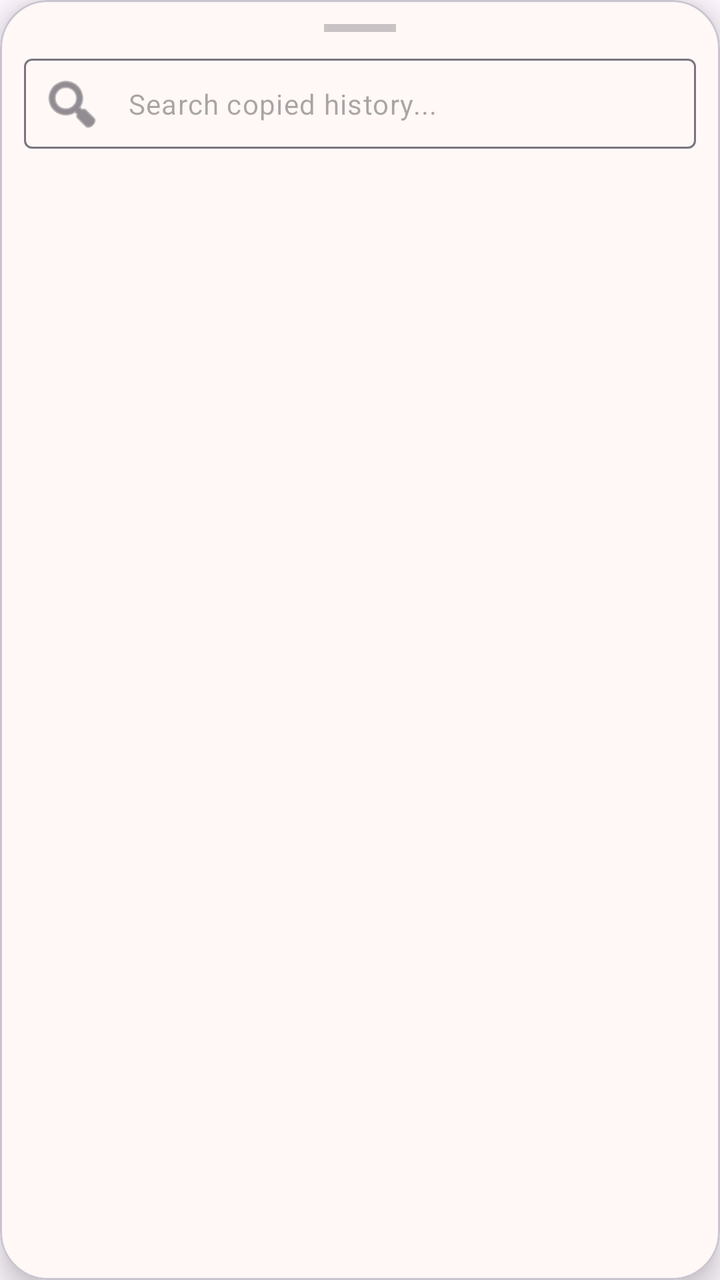
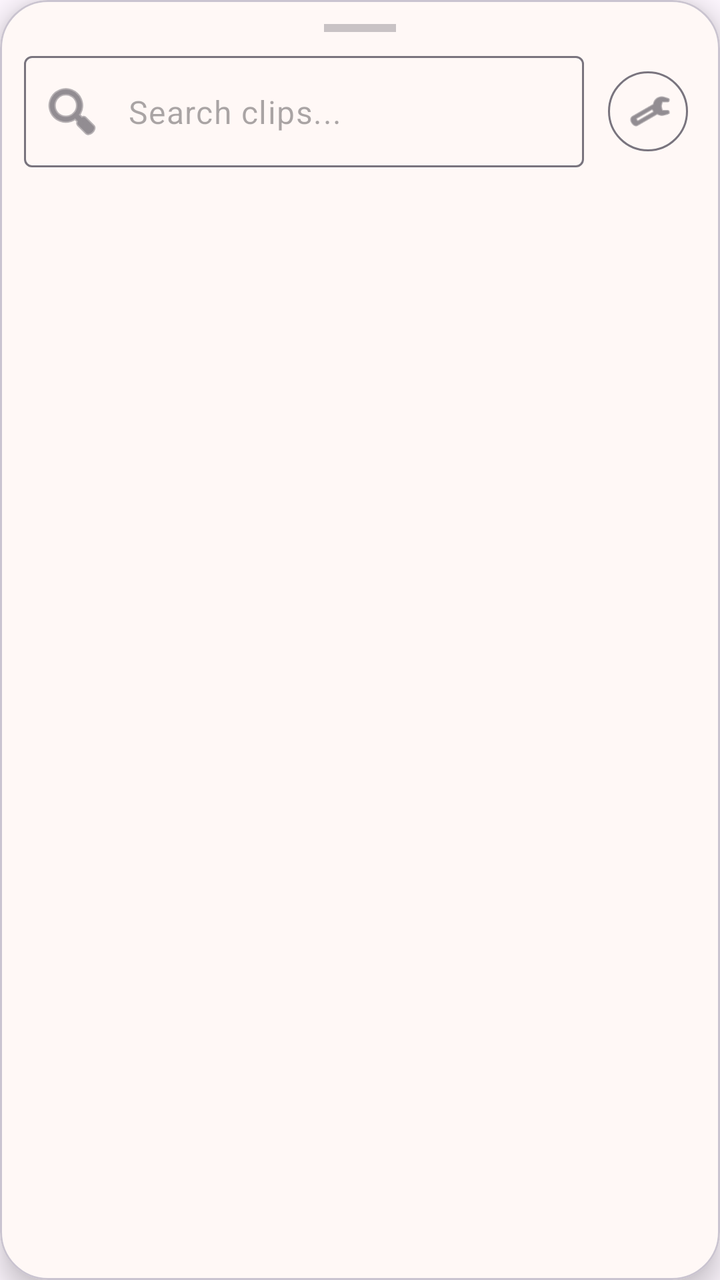

Screens rendered from an Android XML layout before and after an edit, with the pre-edit source and the edit as a unified diff.
<!-- AndroidManifest.xml: application theme Theme.ClipboardManager -->
<!-- res/layout/overlay_clipboard_dialog.xml -->
<?xml version="1.0" encoding="utf-8"?>

<com.google.android.material.card.MaterialCardView
    xmlns:android="http://schemas.android.com/apk/res/android"
    xmlns:app="http://schemas.android.com/apk/res-auto"
    android:layout_width="match_parent"
    android:layout_height="match_parent"
    app:cardCornerRadius="24dp"
    app:cardElevation="8dp"
    app:cardBackgroundColor="@color/md_theme_surface"
    app:strokeWidth="1dp"
    app:strokeColor="?attr/colorOutlineVariant">

    <LinearLayout
        android:layout_width="match_parent"
        android:layout_height="match_parent"
        android:orientation="vertical"
        android:padding="12dp">

        
        <View
            android:layout_width="36dp"
            android:layout_height="4dp"
            android:layout_gravity="center_horizontal"
            android:layout_marginBottom="12dp"
            android:background="?attr/colorOutline"
            android:alpha="0.4"/>

        
        <com.google.android.material.textfield.TextInputLayout
            android:id="@+id/overlaySearchContainer"
            android:layout_width="match_parent"
            android:layout_height="wrap_content"
            android:layout_marginBottom="8dp"
            app:hintEnabled="false"
            app:startIconDrawable="@android:drawable/ic_menu_search"
            app:endIconMode="clear_text"
            style="@style/Widget.Material3.TextInputLayout.OutlinedBox.Dense">

            <com.google.android.material.textfield.TextInputEditText
                android:id="@+id/overlaySearchInput"
                android:layout_width="match_parent"
                android:layout_height="wrap_content"
                android:hint="Search copied history..."
                android:inputType="text"
                android:maxLines="1"
                android:textSize="14sp"/>
        </com.google.android.material.textfield.TextInputLayout>

        
        <androidx.recyclerview.widget.RecyclerView
            android:id="@+id/overlayClipboardRecycler"
            android:layout_width="match_parent"
            android:layout_height="0dp"
            android:layout_weight="1"
            android:clipToPadding="false"
            android:scrollbars="vertical"/>
    </LinearLayout>
</com.google.android.material.card.MaterialCardView>
<!-- resources referenced by this layout -->
<resources>
  <color name="md_theme_surface">#FFF8F6</color>
  <color name="md_theme_primary">#E8521A</color>
  <color name="md_theme_onPrimary">#FFFFFF</color>
  <color name="md_theme_primaryContainer">#FFDBCB</color>
  <color name="md_theme_onPrimaryContainer">#3B0900</color>
  <color name="md_theme_secondary">#775949</color>
  <color name="md_theme_onSecondary">#FFFFFF</color>
  <color name="md_theme_secondaryContainer">#FFDBCB</color>
  <color name="md_theme_onSecondaryContainer">#2B160B</color>
  <color name="md_theme_tertiary">#656032</color>
  <color name="md_theme_onTertiary">#FFFFFF</color>
  <color name="md_theme_tertiaryContainer">#EBE4AA</color>
  <color name="md_theme_onTertiaryContainer">#1F1C00</color>
  <color name="md_theme_error">#B00000</color>
  <color name="md_theme_onError">#FFFFFF</color>
  <color name="md_theme_errorContainer">#FFDAD6</color>
  <color name="md_theme_onErrorContainer">#410002</color>
  <color name="md_theme_background">#FFF8F6</color>
  <color name="md_theme_onBackground">#231A17</color>
  <color name="md_theme_onSurface">#231A17</color>
  <color name="md_theme_surfaceVariant">#F5DED5</color>
  <color name="md_theme_onSurfaceVariant">#53433E</color>
  <color name="md_theme_surfaceContainerLowest">#FFFFFF</color>
  <color name="md_theme_surfaceContainerLow">#FEF1EC</color>
  <color name="md_theme_surfaceContainer">#F8EBE6</color>
  <color name="md_theme_surfaceContainerHigh">#F2E4DE</color>
  <color name="md_theme_surfaceContainerHighest">#ECDDD7</color>
  <color name="md_theme_outline">#85736D</color>
  <color name="md_theme_outlineVariant">#D8C2BB</color>
  <color name="md_theme_inverseSurface">#382E2B</color>
  <color name="md_theme_inverseOnSurface">#FFEEE9</color>
  <color name="md_theme_inversePrimary">#FFB599</color>
  <color name="md_theme_scrim">#000000</color>
  <!-- unchanged entries left out for length: 1 -->
</resources>

<!-- the commit's change to res/layout/overlay_clipboard_dialog.xml (unified diff, before → after) -->
@@ -1,5 +1,4 @@
 <?xml version="1.0" encoding="utf-8"?>
-
 <com.google.android.material.card.MaterialCardView
     xmlns:android="http://schemas.android.com/apk/res/android"
     xmlns:app="http://schemas.android.com/apk/res-auto"
@@ -17,43 +16,103 @@
         android:orientation="vertical"
         android:padding="12dp">
 
-        
         <View
             android:layout_width="36dp"
             android:layout_height="4dp"
             android:layout_gravity="center_horizontal"
             android:layout_marginBottom="12dp"
             android:background="?attr/colorOutline"
-            android:alpha="0.4"/>
+            android:alpha="0.4" />
 
-        
-        <com.google.android.material.textfield.TextInputLayout
-            android:id="@+id/overlaySearchContainer"
+        <LinearLayout
             android:layout_width="match_parent"
             android:layout_height="wrap_content"
-            android:layout_marginBottom="8dp"
-            app:hintEnabled="false"
-            app:startIconDrawable="@android:drawable/ic_menu_search"
-            app:endIconMode="clear_text"
-            style="@style/Widget.Material3.TextInputLayout.OutlinedBox.Dense">
+            android:orientation="horizontal"
+            android:gravity="center_vertical"
+            android:layout_marginBottom="8dp">
 
-            <com.google.android.material.textfield.TextInputEditText
-                android:id="@+id/overlaySearchInput"
-                android:layout_width="match_parent"
+            <com.google.android.material.textfield.TextInputLayout
+                android:id="@+id/overlaySearchContainer"
+                android:layout_width="0dp"
                 android:layout_height="wrap_content"
-                android:hint="Search copied history..."
-                android:inputType="text"
-                android:maxLines="1"
-                android:textSize="14sp"/>
-        </com.google.android.material.textfield.TextInputLayout>
+                android:layout_weight="1"
+                app:hintEnabled="false"
+                app:startIconDrawable="@android:drawable/ic_menu_search"
+                app:endIconMode="clear_text"
+                style="@style/Widget.Material3.TextInputLayout.OutlinedBox">
 
-        
-        <androidx.recyclerview.widget.RecyclerView
-            android:id="@+id/overlayClipboardRecycler"
+                <com.google.android.material.textfield.TextInputEditText
+                    android:id="@+id/overlaySearchInput"
+                    android:layout_width="match_parent"
+                    android:layout_height="wrap_content"
+                    android:hint="Search clips..."
+                    android:inputType="text"
+                    android:maxLines="1" />
+            </com.google.android.material.textfield.TextInputLayout>
+
+            <com.google.android.material.button.MaterialButton
+                android:id="@+id/btnOverlayFilter"
+                style="@style/Widget.Material3.Button.IconButton.Outlined"
+                android:layout_width="48dp"
+                android:layout_height="48dp"
+                android:layout_marginStart="8dp"
+                app:icon="@android:drawable/ic_menu_manage"
+                app:iconSize="22dp"
+                app:iconTint="?attr/colorOnSurfaceVariant"
+                app:strokeColor="?attr/colorOutline" />
+        </LinearLayout>
+
+
+        <FrameLayout
             android:layout_width="match_parent"
             android:layout_height="0dp"
-            android:layout_weight="1"
-            android:clipToPadding="false"
-            android:scrollbars="vertical"/>
+            android:layout_weight="1">
+
+            <androidx.recyclerview.widget.RecyclerView
+                android:id="@+id/overlayClipboardRecycler"
+                android:layout_width="match_parent"
+                android:layout_height="match_parent"
+                android:clipToPadding="false" />
+
+            <FrameLayout
+                android:id="@+id/scrollbarTrack"
+                android:layout_width="32dp"
+                android:layout_height="match_parent"
+                android:layout_gravity="end"
+                android:background="@android:color/transparent"
+                android:visibility="gone">
+
+                <View
+                    android:id="@+id/scrollbarThumb"
+                    android:layout_width="match_parent"
+                    android:layout_height="56dp"
+                    android:background="@drawable/scrollbar_thumb" />
+            </FrameLayout>
+
+            <com.google.android.material.card.MaterialCardView
+                android:id="@+id/scrollbarDateBubbleCard"
+                android:layout_width="wrap_content"
+                android:layout_height="wrap_content"
+                android:layout_gravity="end|top"
+                android:layout_marginEnd="40dp"
+                android:visibility="invisible"
+                app:cardCornerRadius="12dp"
+                app:cardBackgroundColor="?attr/colorPrimary"
+                app:cardElevation="6dp"
+                app:strokeWidth="0dp">
+
+                <TextView
+                    android:id="@+id/scrollbarDateBubble"
+                    android:layout_width="wrap_content"
+                    android:layout_height="wrap_content"
+                    android:paddingHorizontal="12dp"
+                    android:paddingVertical="6dp"
+                    android:textColor="?attr/colorOnPrimary"
+                    android:textSize="12sp"
+                    android:textStyle="bold"
+                    android:maxLines="1" />
+            </com.google.android.material.card.MaterialCardView>
+        </FrameLayout>
+
     </LinearLayout>
 </com.google.android.material.card.MaterialCardView>
<!-- resource entries referenced after the edit -->
@@ -1,6 +1,31 @@
 <!-- resources referenced by this layout -->
 <resources>
   <color name="md_theme_surface">#FFF8F6</color>
+  <!-- drawable scrollbar_thumb (drawable) -->
+  <?xml version="1.0" encoding="utf-8"?>
+  <selector xmlns:android="http://schemas.android.com/apk/res/android">
+  
+      <item android:state_pressed="true">
+          <layer-list>
+              <item android:left="22dp"> <shape android:shape="rectangle">
+                      <corners android:radius="5dp" />
+                      <solid android:color="@color/md_theme_primary" />
+                  </shape>
+              </item>
+          </layer-list>
+      </item>
+  
+      <item>
+          <layer-list>
+              <item android:left="28dp"> <shape android:shape="rectangle">
+                      <corners android:radius="2dp" />
+                      <solid android:color="@color/md_theme_outline" />
+                  </shape>
+              </item>
+          </layer-list>
+      </item>
+  
+  </selector>
   <color name="md_theme_primary">#E8521A</color>
   <color name="md_theme_onPrimary">#FFFFFF</color>
   <color name="md_theme_primaryContainer">#FFDBCB</color>
